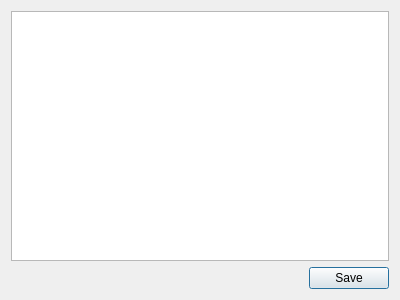
Before: the Qt Designer form RobotFindDoor/logdialog.ui in joshuaeckroth/Robot-Find-Door, drawn with Qt 5.
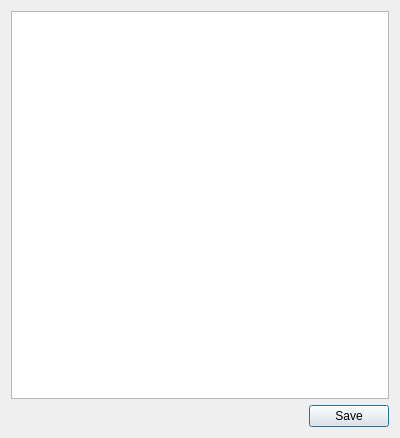
After: the same form once the commit is applied.

```diff
--- a/RobotFindDoor/logdialog.ui
+++ b/RobotFindDoor/logdialog.ui
@@ -7,7 +7,7 @@
     <x>0</x>
     <y>0</y>
     <width>400</width>
-    <height>300</height>
+    <height>438</height>
    </rect>
   </property>
   <property name="windowTitle">
```
